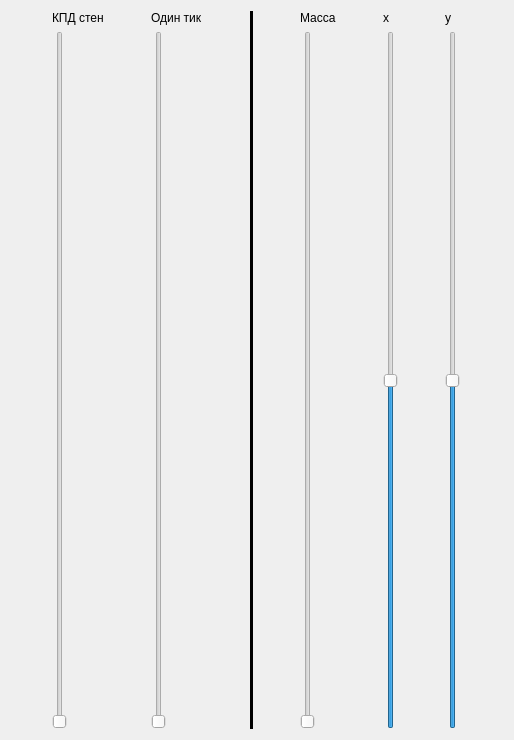
Above: design.ui from Migelit0/physics_engine before the change. Below: the same form after it.
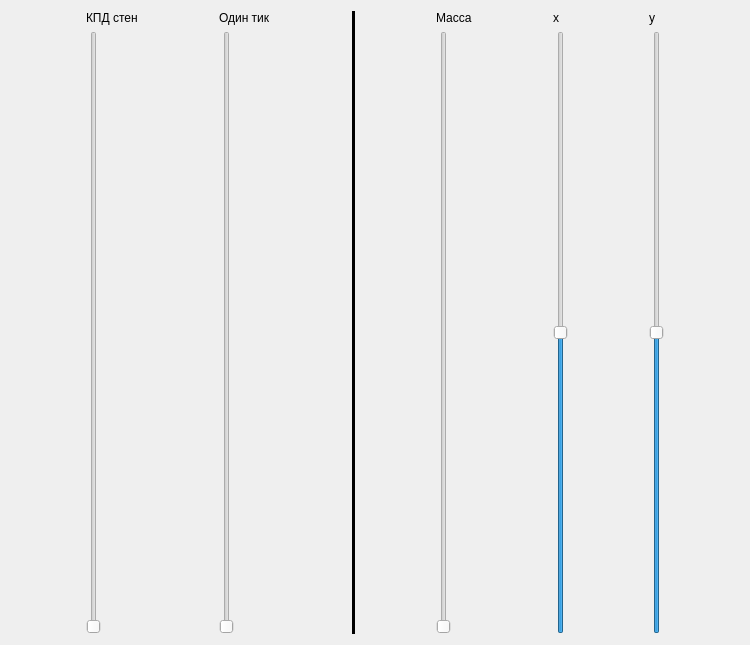
That is the form after the change.

```diff
--- a/design.ui
+++ b/design.ui
@@ -6,8 +6,8 @@
    <rect>
     <x>0</x>
     <y>0</y>
-    <width>514</width>
-    <height>740</height>
+    <width>750</width>
+    <height>645</height>
    </rect>
   </property>
   <property name="windowTitle">
```
Left out of the diff: 2 changed lines with no effect on the pictures.
